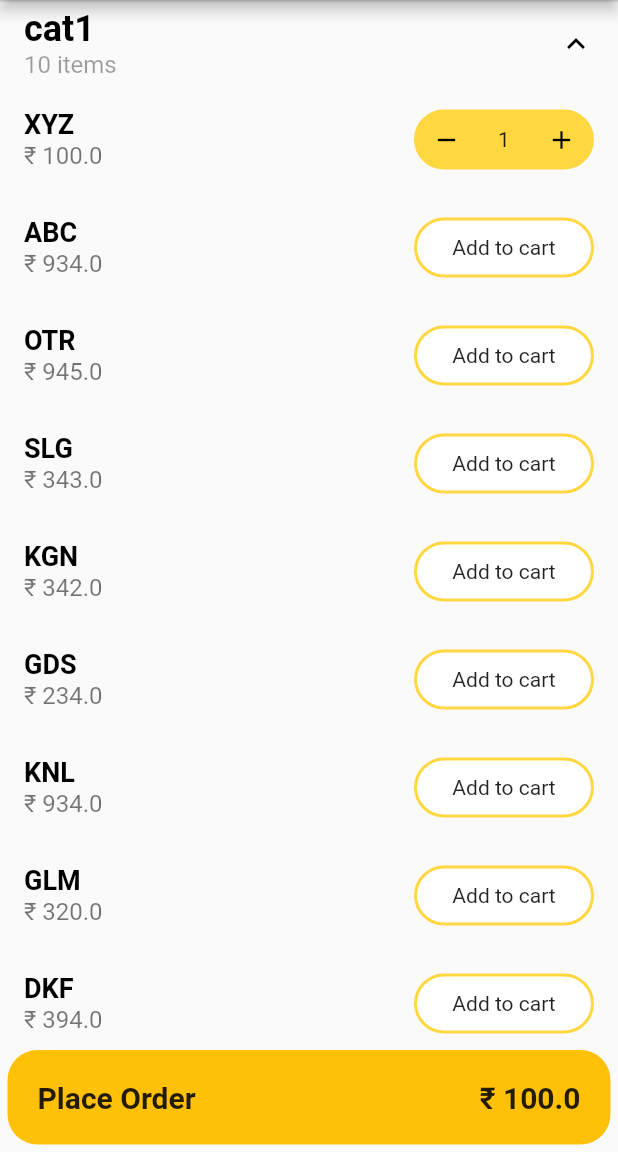
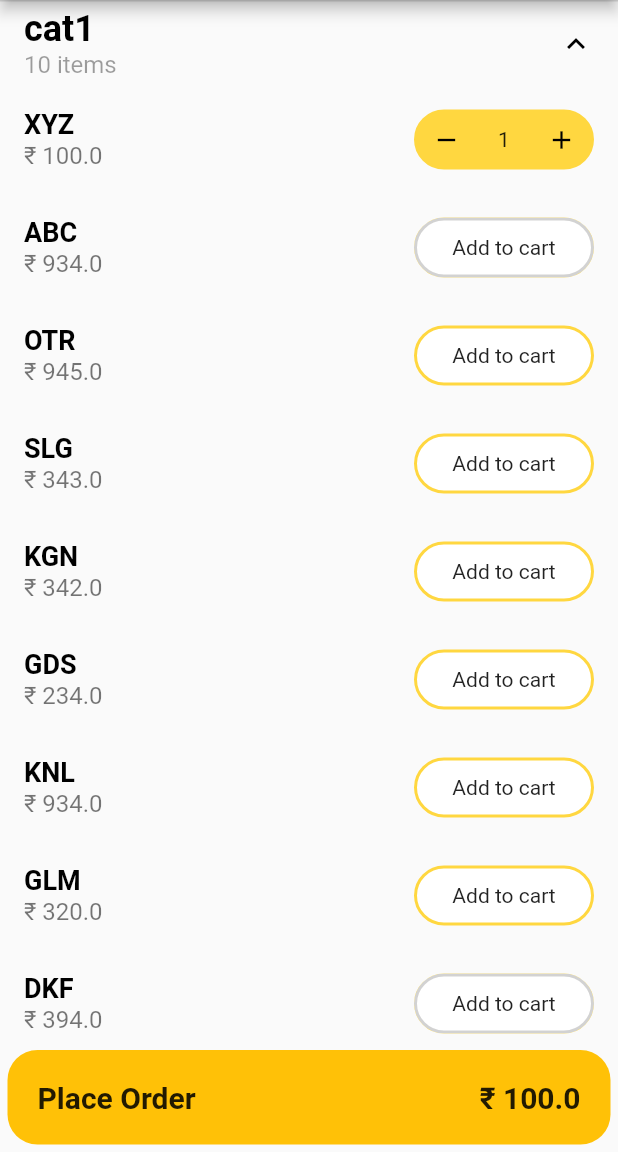
Before and after one commit to tejHackerDEV/tutorbin_restaurant, a Flutter app: the screen it shows after launch, after a tap on "cat1", after a tap on "Add to cart", on a phone screen of 412 x 824 dp, the part 84-1236 px from its top. Run offline on Flutter 3.47's test engine with Material 2 defaults, Android fonts, the phone set to English and light mode, and no system bars; our stand-ins replace get, sqflite; accounts and stored records are empty.

Commit message:
feat: Grey out AddToCart if the item is out-of-stock
Signed-off-by: tejHackerDEV <tejasimha222@gmail.com>

```diff
--- a/lib/screens/home_screen.dart
+++ b/lib/screens/home_screen.dart
@@ -175,7 +175,7 @@ class HomeScreen extends StatelessWidget {
                 ),
               ),
               trailing: GestureDetector(
-                onTap: item.count == 0
+                onTap: (item.inStock) && (item.count == 0)
                     ? () {
                         controller.addToCart(
                           categoryIndex: categoryIndex,
@@ -191,6 +191,14 @@ class HomeScreen extends StatelessWidget {
                     borderRadius: BorderRadius.circular(20.0),
                     color: item.count == 0 ? Colors.white : Colors.amberAccent,
                   ),
+                  // if "in-stock" don't do anything if not make it grey out
+                  foregroundDecoration: item.inStock
+                      ? null
+                      : BoxDecoration(
+                          color: Colors.grey,
+                          backgroundBlendMode: BlendMode.saturation,
+                          borderRadius: BorderRadius.circular(20.0),
+                        ),
                   child: Row(
                     mainAxisAlignment: MainAxisAlignment.spaceEvenly,
                     crossAxisAlignment: CrossAxisAlignment.center,
```
